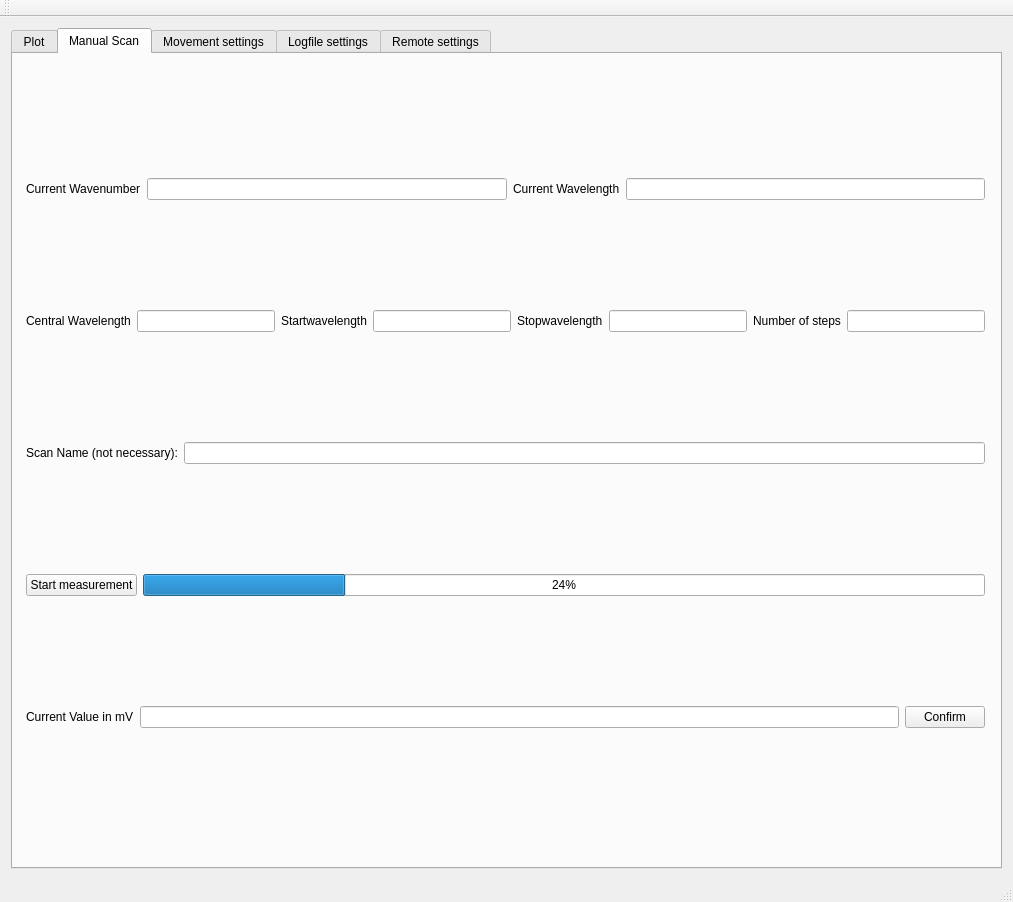
The window that mainwindow.ui (anates/Spectro) describes before a commit, drawn with Qt 5.
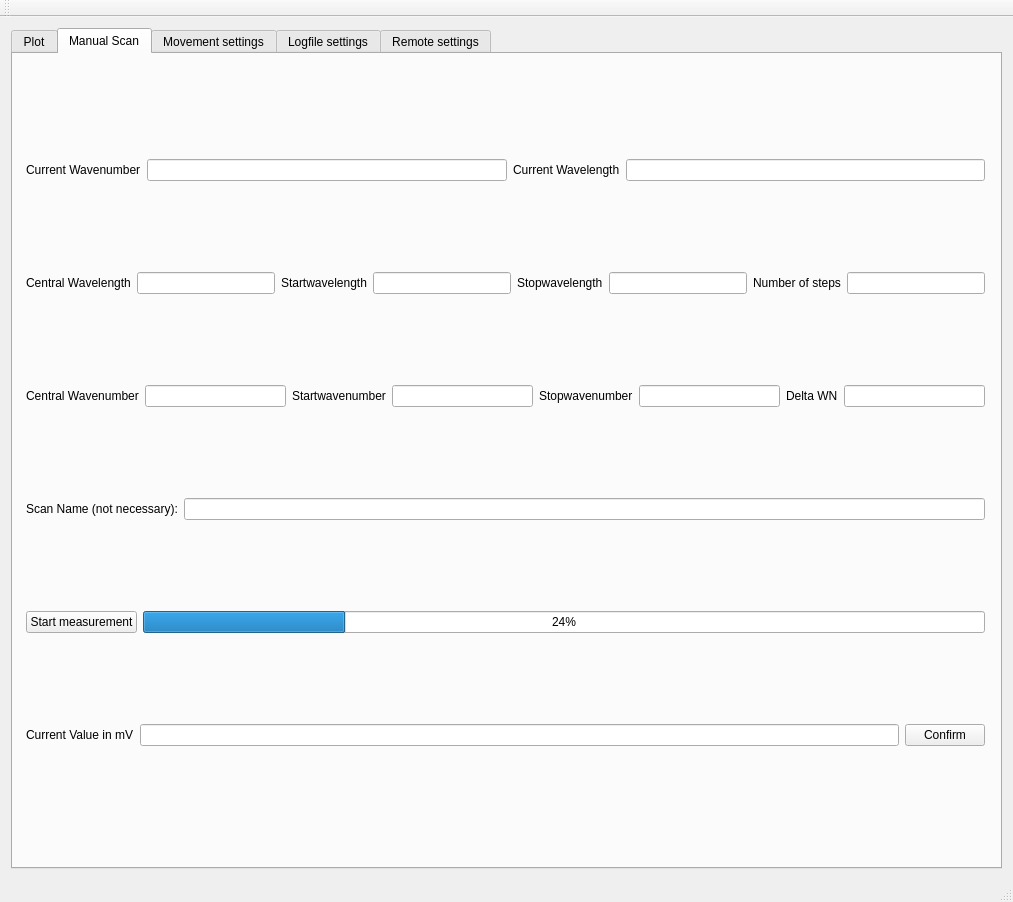
The same window after the commit. Custom widgets are drawn as their Qt base class.

Commit message: Wellenzahlen im manuellen Scan-Modus hinzugefügt, Dateibug mit DeltaWN geschlossen

Patch:
```diff
--- a/mainwindow.ui
+++ b/mainwindow.ui
@@ -438,6 +438,50 @@
            </item>
           </layout>
          </item>
+         <item>
+          <layout class="QHBoxLayout" name="horizontalLayout_11">
+           <item>
+            <widget class="QLabel" name="label_26">
+             <property name="text">
+              <string>Central Wavenumber</string>
+             </property>
+            </widget>
+           </item>
+           <item>
+            <widget class="QLineEdit" name="manual_CentralWN"/>
+           </item>
+           <item>
+            <widget class="QLabel" name="label_27">
+             <property name="text">
+              <string>Startwavenumber</string>
+             </property>
+            </widget>
+           </item>
+           <item>
+            <widget class="QLineEdit" name="manual_StartWN"/>
+           </item>
+           <item>
+            <widget class="QLabel" name="label_25">
+             <property name="text">
+              <string>Stopwavenumber</string>
+             </property>
+            </widget>
+           </item>
+           <item>
+            <widget class="QLineEdit" name="manual_StopWN"/>
+           </item>
+           <item>
+            <widget class="QLabel" name="label_28">
+             <property name="text">
+              <string>Delta WN</string>
+             </property>
+            </widget>
+           </item>
+           <item>
+            <widget class="QLineEdit" name="manual_DeltaWN"/>
+           </item>
+          </layout>
+         </item>
          <item>
           <layout class="QHBoxLayout" name="horizontalLayout_10">
            <item>
```
The commit also changes 5 other files.
